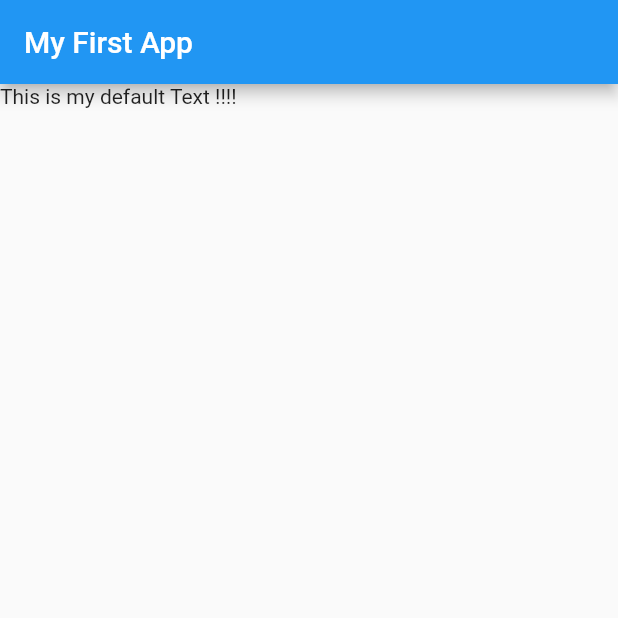
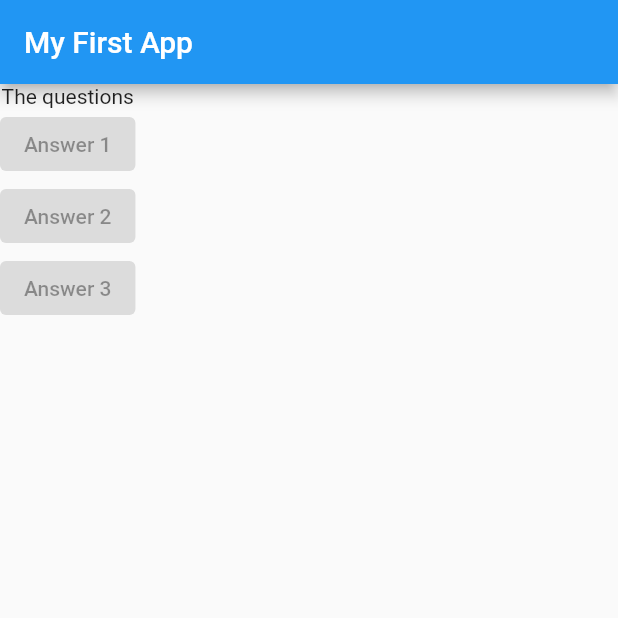
Before and after one commit to chebihiF/tp0_flutter_suptech, a Flutter app: the screen it shows after launch, on a phone screen of 412 x 824 dp, the top half of it. Run offline on Flutter 3.47's test engine with Material 2 defaults, Android fonts, the light colour scheme and no system bars.

Commit message:
add list of buttons

```diff
--- a/lib/main.dart
+++ b/lib/main.dart
@@ -7,12 +7,21 @@ void main() {
 class MyApp extends StatelessWidget {
   @override
   Widget build(BuildContext context) {
+    var questions = [
+      'What\'s your favorite color ?',
+      'What\'s your favorite animal ?'
+    ];
     return MaterialApp(
       home: Scaffold(
         appBar: AppBar(
           title: Text("My First App"),
         ),
-        body: Text("This is my default Text !!!!"),
+        body: Column(children: [
+          Text('The questions'),
+          ElevatedButton(onPressed: null, child: Text('Answer 1')),
+          ElevatedButton(onPressed: null, child: Text('Answer 2')),
+          ElevatedButton(onPressed: null, child: Text('Answer 3')),
+        ]),
       ),
     );
   }
```
